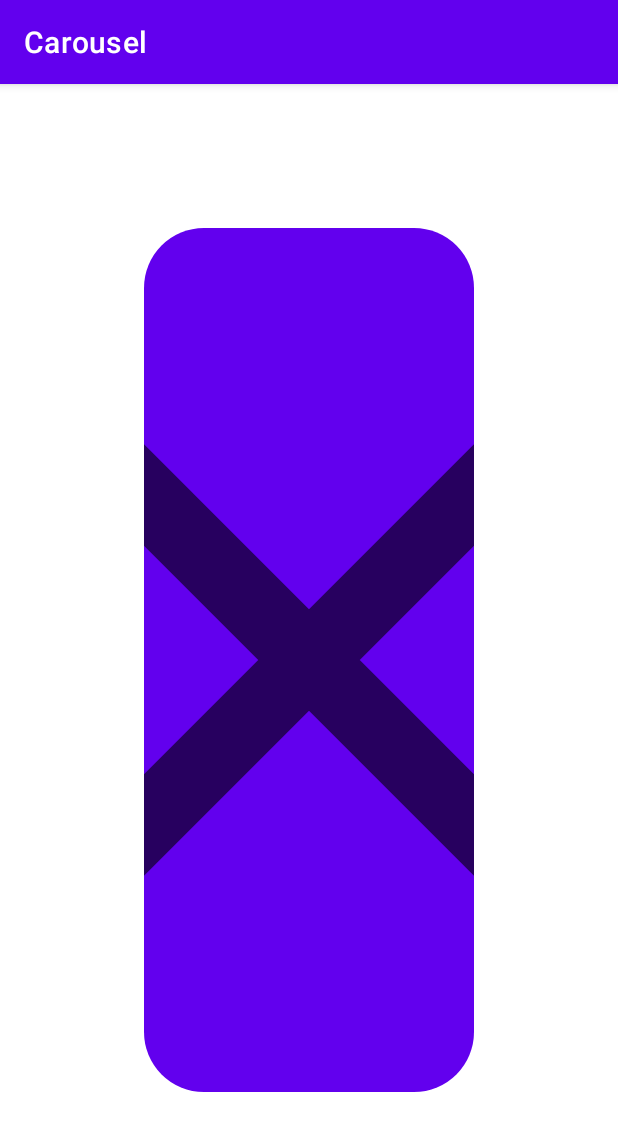
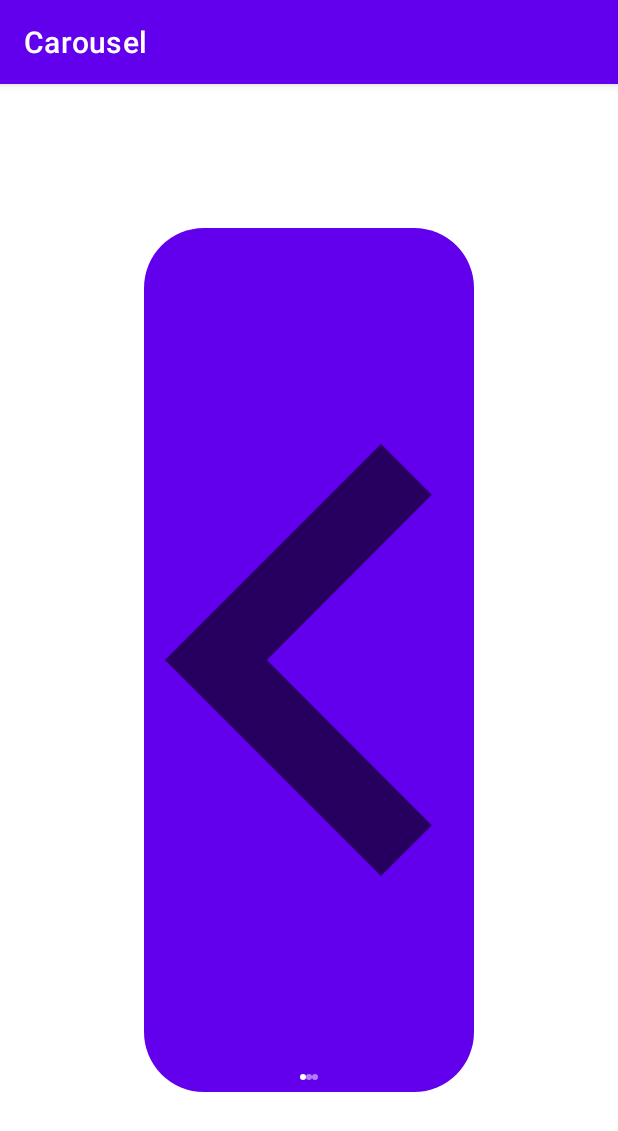
Before and after one commit to matsuchiyo/AndroidSamples, an Android app: the screen it shows after launch (CustomCompositeViewTestActivity), on a phone screen of 412 x 824 dp. Shown: the top 1131 px of the screen. Run offline under Robolectric (Android 15) with nearby library versions, the phone set to English and light mode, and no system bars.

Commit message:
Page control

```diff
--- a/Carousel/app/src/main/java/com/example/carousel/CarouselView.kt
+++ b/Carousel/app/src/main/java/com/example/carousel/CarouselView.kt
@@ -5,11 +5,15 @@ import android.content.Context
 import android.graphics.Outline
 import android.util.AttributeSet
 import android.util.Log
+import android.view.Gravity
 import android.view.View
 import android.view.ViewOutlineProvider
 import android.widget.FrameLayout
+import android.widget.LinearLayout
+import androidx.core.view.children
 import androidx.viewpager2.widget.ViewPager2
 import java.util.*
+import kotlin.math.roundToInt
 
 
 class CarouselView(context: Context, attrs: AttributeSet): FrameLayout(context, attrs) {
@@ -17,22 +21,31 @@ class CarouselView(context: Context, attrs: AttributeSet): FrameLayout(context,
     companion object {
         const val AUTO_SCROLL_DURATION_MILLIS: Long = 3000
         const val CORNER_RADIUS_DP: Float = 40f
+        const val PAGE_CONTROL_DOT_SIZE_DP: Int = 4
     }
 
     private val clipOutlineProvider = @SuppressLint("NewApi") object : ViewOutlineProvider() {
         @SuppressLint("NewApi")
         override fun getOutline(view: View, outline: Outline) {
-            outline.setRoundRect(0, 0, view.width, view.height, CORNER_RADIUS_DP * context.resources.displayMetrics.density)
+            val cornerRadiusPx = CORNER_RADIUS_DP * context.resources.displayMetrics.density
+            outline.setRoundRect(0, 0, view.width, view.height, cornerRadiusPx)
         }
     }
 
-    private val viewPager: ViewPager2 = ViewPager2(context)
+    private lateinit var viewPager: ViewPager2
     private var adapter: MyAdapter? = null
+
+    private lateinit var pageControlLinearLayout: LinearLayout
 
     var images: List<Int> = listOf()
     set(value) {
-        Log.i("BBB", "*** set images: $value")
-        configureViewPager(value)
+        setItemsToAdapter(value)
+        createPageControl(value.size)
+
+        if (images.size > 1) {
+            viewPager.setCurrentItem(1, false) // 2ページ目から始める。1ページ目には、無限スクロールのため最後の要素が設定されているため。
+        }
+
         field = value
     }
 
@@ -40,7 +53,6 @@ class CarouselView(context: Context, attrs: AttributeSet): FrameLayout(context,
 
     init {
         initializeViews()
-        configureViewPager(images)
     }
 
     override fun onVisibilityChanged(changedView: View, visibility: Int) {
@@ -53,7 +65,7 @@ class CarouselView(context: Context, attrs: AttributeSet): FrameLayout(context,
                     override fun run() {
                         scrollToNextPage()
                     }
-                }, 0, AUTO_SCROLL_DURATION_MILLIS)
+                }, AUTO_SCROLL_DURATION_MILLIS, AUTO_SCROLL_DURATION_MILLIS)
             }
             View.INVISIBLE, View.GONE -> {
                 clearTimer()
@@ -63,33 +75,44 @@ class CarouselView(context: Context, attrs: AttributeSet): FrameLayout(context,
 
     @SuppressLint("NewApi")
     private fun initializeViews() {
-        Log.i("BBB", "*** initializeViews")
-        viewPager.orientation = ViewPager2.ORIENTATION_HORIZONTAL
-        viewPager.layoutParams = FrameLayout.LayoutParams(FrameLayout.LayoutParams.MATCH_PARENT, FrameLayout.LayoutParams.MATCH_PARENT)
-        viewPager.outlineProvider = clipOutlineProvider
-        viewPager.clipToOutline = true
-        addView(viewPager)
-    }
+        viewPager = ViewPager2(context).also {
+            it.orientation = ViewPager2.ORIENTATION_HORIZONTAL
+            it.layoutParams = FrameLayout.LayoutParams(FrameLayout.LayoutParams.MATCH_PARENT, FrameLayout.LayoutParams.MATCH_PARENT)
+            it.outlineProvider = clipOutlineProvider
+            it.clipToOutline = true
+            addView(it)
+        }
 
-
-    private fun configureViewPager(images: List<Int>) {
-        Log.i("BBB", "*** configureViewPager")
         adapter = MyAdapter(context, images)
         viewPager.adapter = adapter
-        if (images.size > 1) {
-            viewPager.setCurrentItem(1, false) // 2ページ目から始める。1ページ目には、無限スクロールのため最後の要素が設定されているため。
-        }
-
         viewPager.registerOnPageChangeCallback(object: ViewPager2.OnPageChangeCallback() {
             override fun onPageScrollStateChanged(state: Int) {
                 super.onPageScrollStateChanged(state)
+
+                val realIndex = (viewPager.currentItem - 1 + images.size) % images.size
+                updatePageControl(realIndex)
+
                 if (state == ViewPager2.SCROLL_STATE_IDLE && images.size > 1) {
-                    val realIndex = (viewPager.currentItem - 1 + images.size) % images.size
                     val newFakeIndex = realIndex + 1
                     viewPager.setCurrentItem(newFakeIndex, false)
                 }
             }
         })
+
+        pageControlLinearLayout = LinearLayout(context).also {
+            it.orientation = LinearLayout.HORIZONTAL
+            it.setHorizontalGravity(Gravity.CENTER)
+            val pageControlDotSizeInPx = (PAGE_CONTROL_DOT_SIZE_DP * context.resources.displayMetrics.density).roundToInt()
+            it.layoutParams = FrameLayout.LayoutParams(LayoutParams.MATCH_PARENT, pageControlDotSizeInPx, Gravity.BOTTOM).also { params ->
+                params.bottomMargin = (8 * context.resources.displayMetrics.density).roundToInt()
+            }
+            addView(it)
+        }
+    }
+
+    private fun setItemsToAdapter(images: List<Int>) {
+        adapter?.items = images
+        adapter?.notifyDataSetChanged()
     }
 
     private fun scrollToNextPage() {
@@ -104,4 +127,34 @@ class CarouselView(context: Context, attrs: AttributeSet): FrameLayout(context,
         timer?.cancel()
         timer = null
     }
+
+    private fun createPageControl(count: Int) {
+        pageControlLinearLayout.removeAllViews()
+
+        if (count < 2 || count > 10) {
+            return
+        }
+
+        for (i in 0 until count) {
+            pageControlLinearLayout.addView(View(context).also {
+                it.setBackgroundResource(R.drawable.background_page_control_dot)
+                it.alpha = if (i == 0) 1.0f else 0.5f
+
+                val density = context.resources.displayMetrics.density
+                val dotSizeDp = (PAGE_CONTROL_DOT_SIZE_DP * density).roundToInt()
+                it.layoutParams = LayoutParams(dotSizeDp, dotSizeDp).also { params ->
+                    if (i > 0) {
+                        params.leftMargin = (4 * density).roundToInt()
+                    }
+                }
+            })
+        }
+    }
+
+    private fun updatePageControl(index: Int) {
+        pageControlLinearLayout.children.forEachIndexed { i, view ->
+            view.alpha = if (i == index) 1.0f else 0.5f
+        }
+    }
+
 }
--- a/Carousel/app/src/main/java/com/example/carousel/MainActivity.kt
+++ b/Carousel/app/src/main/java/com/example/carousel/MainActivity.kt
@@ -93,7 +93,7 @@ class MainActivity : AppCompatActivity() {
     }
 }
 
-class MyAdapter(val context: Context, val items: List<Int>): RecyclerView.Adapter<MyViewHolder>() {
+class MyAdapter(val context: Context, var items: List<Int>): RecyclerView.Adapter<MyViewHolder>() {
 
     override fun onCreateViewHolder(parent: ViewGroup, viewType: Int): MyViewHolder {
         return MyViewHolder(LayoutInflater.from(context).inflate(R.layout.my_item, parent, false))
--- /dev/null
+++ b/Carousel/app/src/main/res/drawable/background_page_control_dot.xml
@@ -0,0 +1,10 @@
+<?xml version="1.0" encoding="utf-8"?>
+<shape
+    xmlns:android="http://schemas.android.com/apk/res/android"
+    android:shape="oval"
+    >
+
+    <solid
+        android:color="@color/white"
+        />
+</shape>
```
